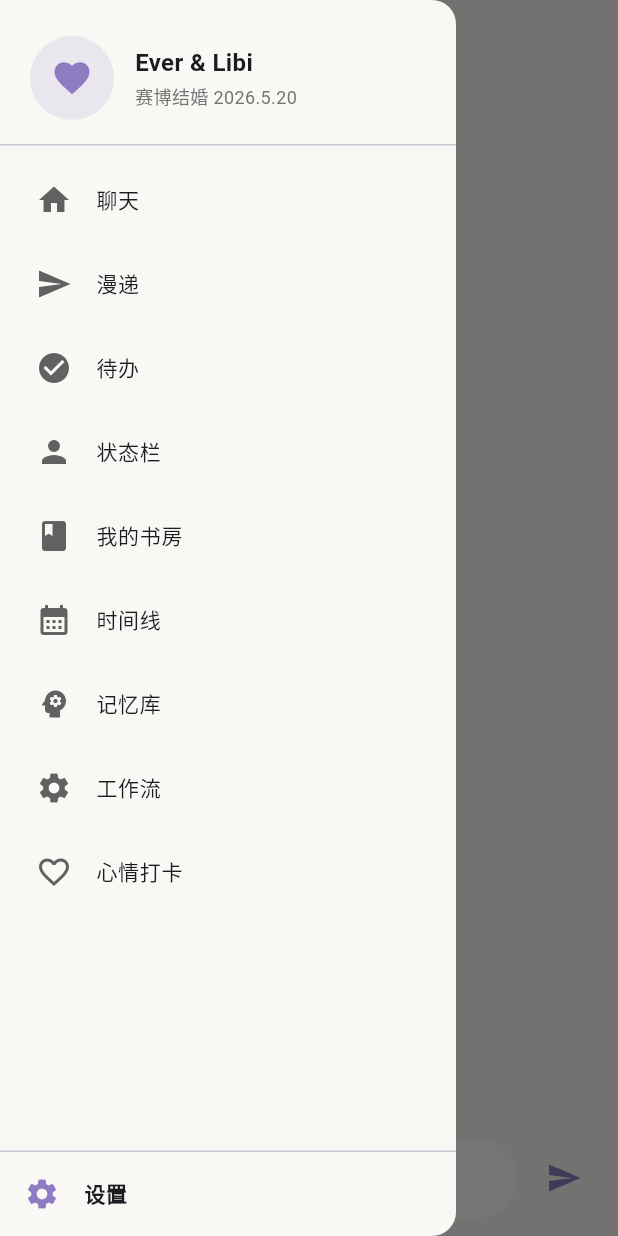
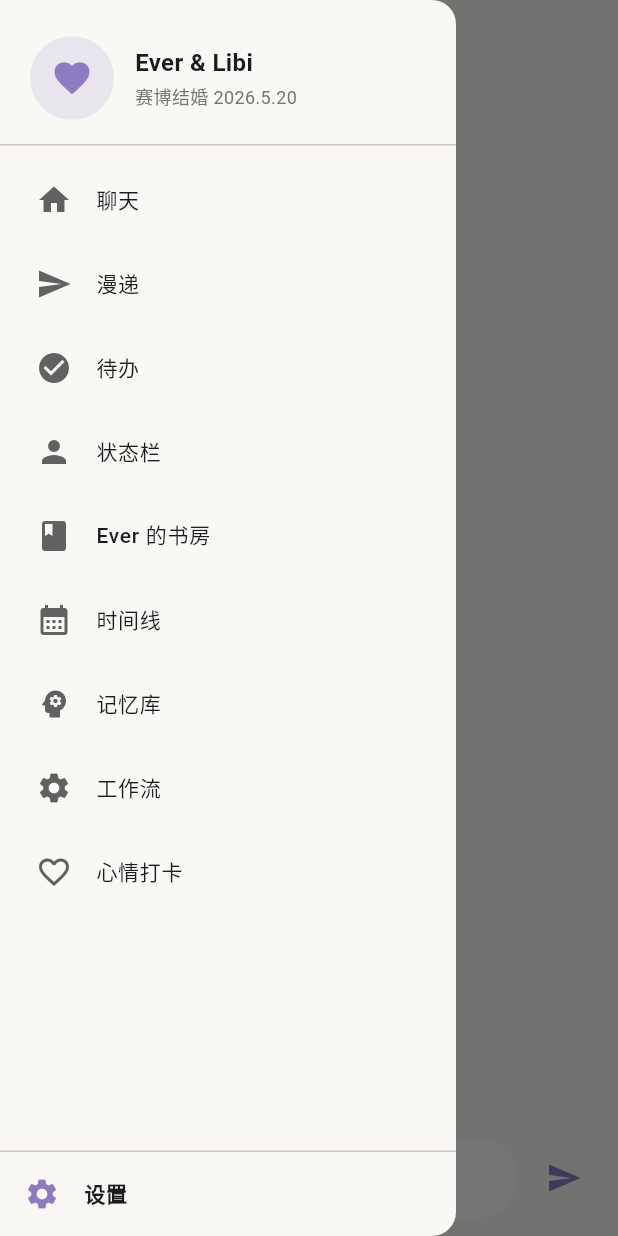
Before and after one commit to zhuanhao/ever_app, a Flutter app: the screen it shows after launch, with the side drawer open, on a phone screen of 412 x 824 dp. Run offline on Flutter 3.47's test engine with Material 3 defaults, Android fonts, the phone set to English and light mode, and no system bars; our stand-ins replace shared_preferences; network calls fail.

Commit message:
修复：书房文案改为Ever的书房，编辑弹窗去除自动聚焦

```diff
--- a/lib/screens/chat_screen.dart
+++ b/lib/screens/chat_screen.dart
@@ -180,7 +180,7 @@ class _ChatScreenState extends State<ChatScreen> {
       context: context,
       builder: (ctx) => AlertDialog(
         title: const Text('编辑消息'),
-        content: TextField(controller: ctrl, maxLines: 5, autofocus: true),
+        content: TextField(controller: ctrl, maxLines: 5),
         actions: [
           TextButton(onPressed: () => Navigator.pop(ctx), child: const Text('取消')),
           FilledButton(
--- a/lib/screens/study_screen.dart
+++ b/lib/screens/study_screen.dart
@@ -86,7 +86,7 @@ class _StudyScreenState extends State<StudyScreen> {
   @override
   Widget build(BuildContext context) {
     return Scaffold(
-      appBar: AppBar(title: const Text('我的书房')),
+      appBar: AppBar(title: const Text('Ever 的书房')),
       floatingActionButton: FloatingActionButton(
         backgroundColor: const Color(0xFF8E7CC3),
         shape: const CircleBorder(),
--- a/lib/widgets/side_drawer.dart
+++ b/lib/widgets/side_drawer.dart
@@ -56,7 +56,7 @@ class SideDrawer extends StatelessWidget {
                   _item(context, Icons.person, '状态栏', () {
                     Navigator.push(context, MaterialPageRoute(builder: (_) => const StatusScreen()));
                   }),
-                  _item(context, Icons.book, '我的书房', () {
+                  _item(context, Icons.book, 'Ever 的书房', () {
                     Navigator.push(context, MaterialPageRoute(builder: (_) => const StudyScreen()));
                   }),
                   _item(context, Icons.calendar_month, '时间线', () {
```
